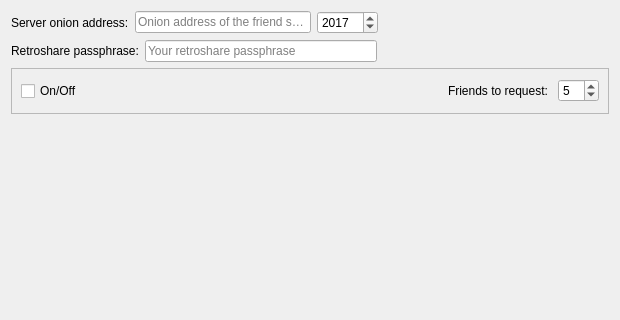
Old version of the form retroshare-gui/src/gui/FriendServerControl.ui in the repository RetroShare/RetroShare; both pictures show x 0 to 620 and y 0 to 320 of the 620 by 499 pixel window.
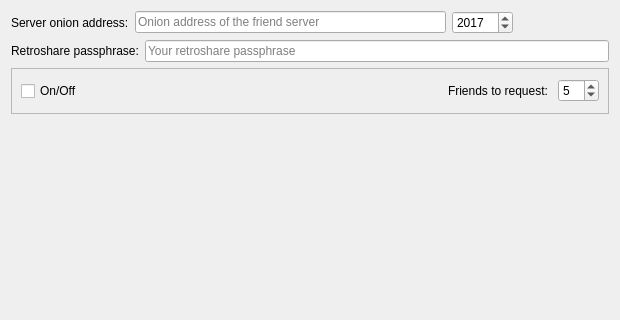
New version of the form. Icons and pictures are not drawn.

Commit message: added missing spacer

Diff of the .ui file:
```diff
--- a/retroshare-gui/src/gui/FriendServerControl.ui
+++ b/retroshare-gui/src/gui/FriendServerControl.ui
@@ -71,6 +71,9 @@
        <property name="orientation">
         <enum>Qt::Horizontal</enum>
        </property>
+       <property name="sizeType">
+        <enum>QSizePolicy::Maximum</enum>
+       </property>
        <property name="sizeHint" stdset="0">
         <size>
          <width>40</width>
@@ -132,19 +135,6 @@
        </property>
       </widget>
      </item>
-     <item>
-      <spacer name="horizontalSpacer_4">
-       <property name="orientation">
-        <enum>Qt::Horizontal</enum>
-       </property>
-       <property name="sizeHint" stdset="0">
-        <size>
-         <width>40</width>
-         <height>20</height>
-        </size>
-       </property>
-      </spacer>
-     </item>
     </layout>
    </item>
    <item>
```
